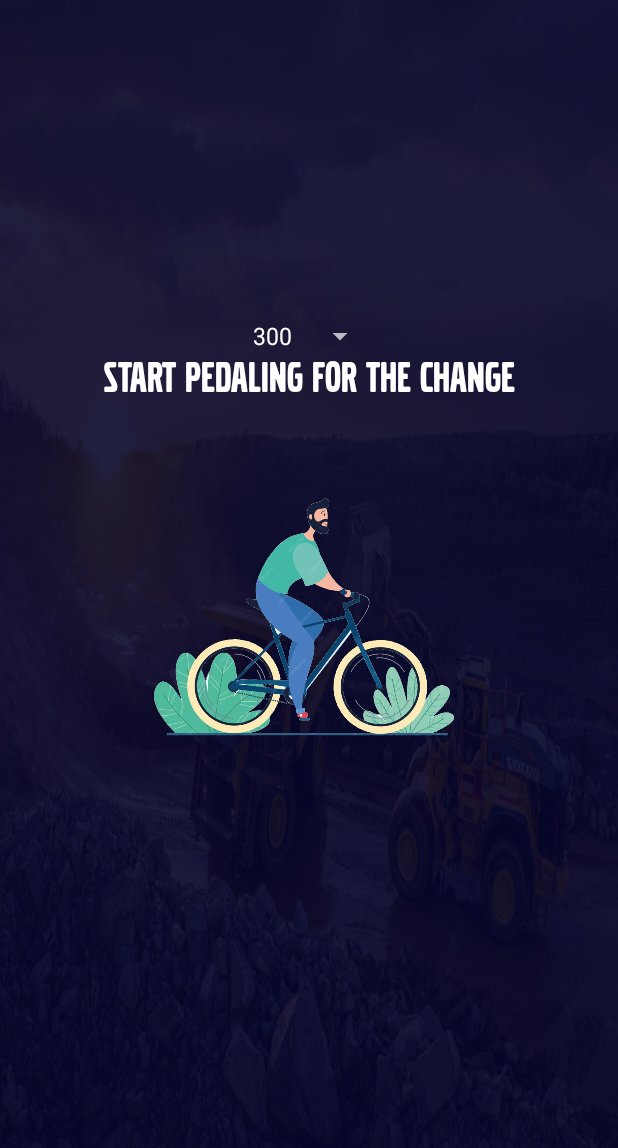
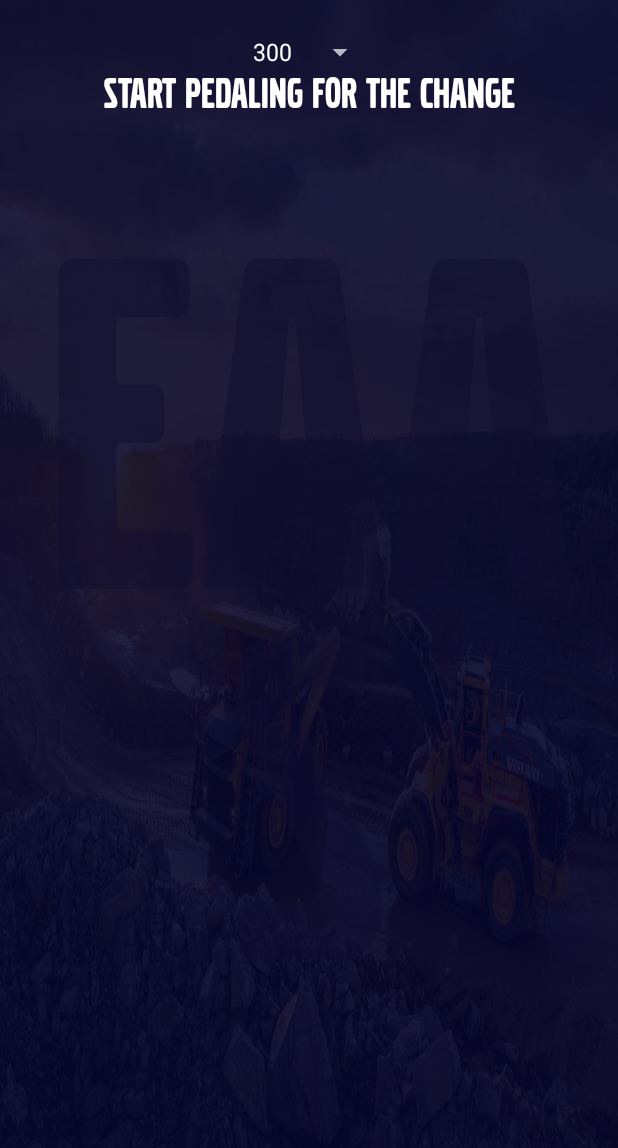
Before and after one commit to jaykaria03/cycle_eaas, an Android app: the screen it shows after launch (MainActivity), on a phone screen of 412 x 824 dp, the part 88-1236 px from its top. Run offline under Robolectric (Android 15) with nearby library versions, the phone set to English and light mode, and no system bars; libraries missing offline, so code that uses them is left out: com.orbitalsonic.waterwave; plain views replace WaterWaveView; 10 statements that could not run were skipped.

Commit message:
UI changes

```diff
--- a/app/src/main/java/com/bletest/MainActivity.kt
+++ b/app/src/main/java/com/bletest/MainActivity.kt
@@ -93,7 +93,7 @@ lateinit var waterWaveView: WaterWaveView
             }
 
         }
-        //animateColorAndSize()
+        animateColorAndSize()
         viewModel.device2Data.observe(this){data ->
             rpm2.text = "Device 2: ${data.trim().ifEmpty { "0" }}"
             if (listenData){
@@ -326,7 +326,7 @@ lateinit var waterWaveView: WaterWaveView
         // Start font size animation
         if ((percentage>=100f) || checkedLastFewValues){
             listenData = false
-            val newSize = 450
+            val newSize = 950
             val sizeAnimator = ValueAnimator.ofFloat(textView.textSize, newSize.toFloat())
             sizeAnimator.addUpdateListener { animator ->
                 val animatedValue = animator.animatedValue as Float
--- a/app/src/main/res/layout/activity_main.xml
+++ b/app/src/main/res/layout/activity_main.xml
@@ -55,8 +55,8 @@
         android:layout_marginTop="40dp">
         <com.orbitalsonic.waterwave.WaterWaveView
             android:id="@+id/waterWaveView"
-            android:layout_width="300dp"
-            android:layout_height="300dp"
+            android:layout_width="600dp"
+            android:layout_height="600dp"
             app:animatorEnable="true"
             android:visibility="gone"
             app:textHidden="false"
@@ -79,15 +79,15 @@
             android:id="@+id/textview"
             android:layout_width="match_parent"
             android:layout_height="wrap_content"
-            android:textSize="170dp"
+            android:textSize="330dp"
             android:text="EAAS"
-            android:alpha="0.6"
+            android:alpha="0.5"
             android:background="@android:color/transparent"
             android:layout_centerInParent="true"
             android:fontFamily="@font/volvo_broad_pro"
             android:gravity="center"
             android:visibility="gone"
-            android:textColor="#FFFFFF"/>
+            android:textColor="#110e30"/>
 
 
     </RelativeLayout>
```
